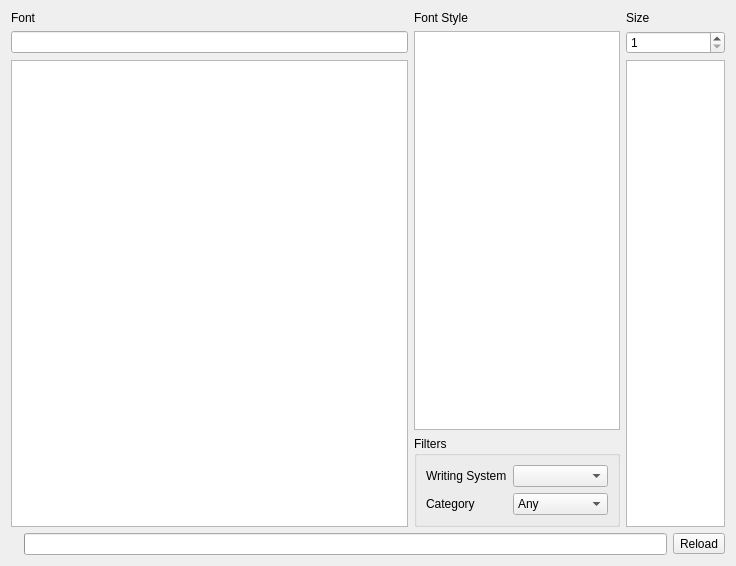
Qt form src/gui/widgets/font/google_fonts_widget.ui (mbasaglia/glaxnimate) before a commit.
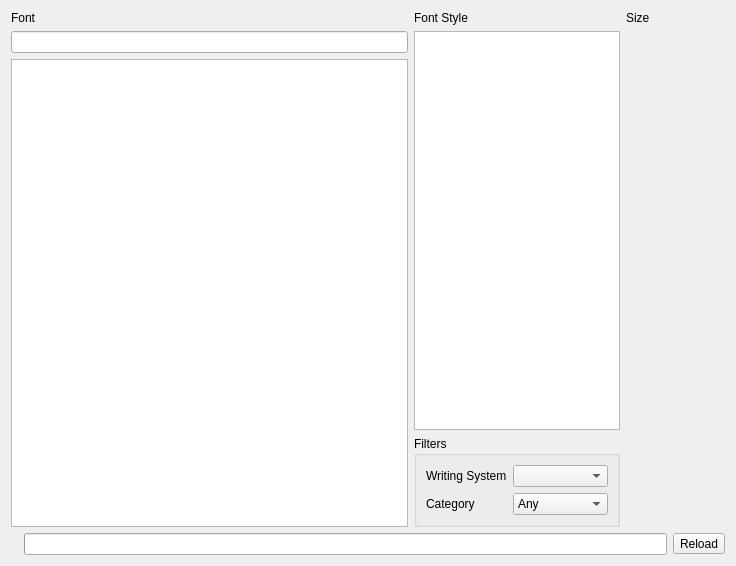
The same form after that commit. Icons and pictures are not drawn. Custom widgets are drawn as their Qt base class.

```diff
--- a/src/gui/widgets/font/google_fonts_widget.ui
+++ b/src/gui/widgets/font/google_fonts_widget.ui
@@ -109,19 +109,6 @@
      </item>
     </layout>
    </item>
-   <item row="1" column="2">
-    <widget class="QDoubleSpinBox" name="spin_size">
-     <property name="decimals">
-      <number>0</number>
-     </property>
-     <property name="minimum">
-      <double>1.000000000000000</double>
-     </property>
-     <property name="maximum">
-      <double>1000.000000000000000</double>
-     </property>
-    </widget>
-   </item>
    <item row="2" column="0">
     <widget class="QTableView" name="view_google_fonts">
      <property name="alternatingRowColors">
@@ -141,9 +128,6 @@
      </property>
     </widget>
    </item>
-   <item row="2" column="2">
-    <widget class="QListView" name="view_size"/>
-   </item>
    <item row="3" column="0" colspan="3">
     <layout class="QHBoxLayout" name="horizontalLayout_2">
      <item>
@@ -169,8 +153,19 @@
      </item>
     </layout>
    </item>
+   <item row="1" column="2" rowspan="2">
+    <widget class="glaxnimate::gui::font::FontSizeWidget" name="widget" native="true"/>
+   </item>
   </layout>
  </widget>
+ <customwidgets>
+  <customwidget>
+   <class>glaxnimate::gui::font::FontSizeWidget</class>
+   <extends>QWidget</extends>
+   <header>widgets/font/font_size_widget.hpp</header>
+   <container>1</container>
+  </customwidget>
+ </customwidgets>
  <resources/>
  <connections/>
 </ui>
```
